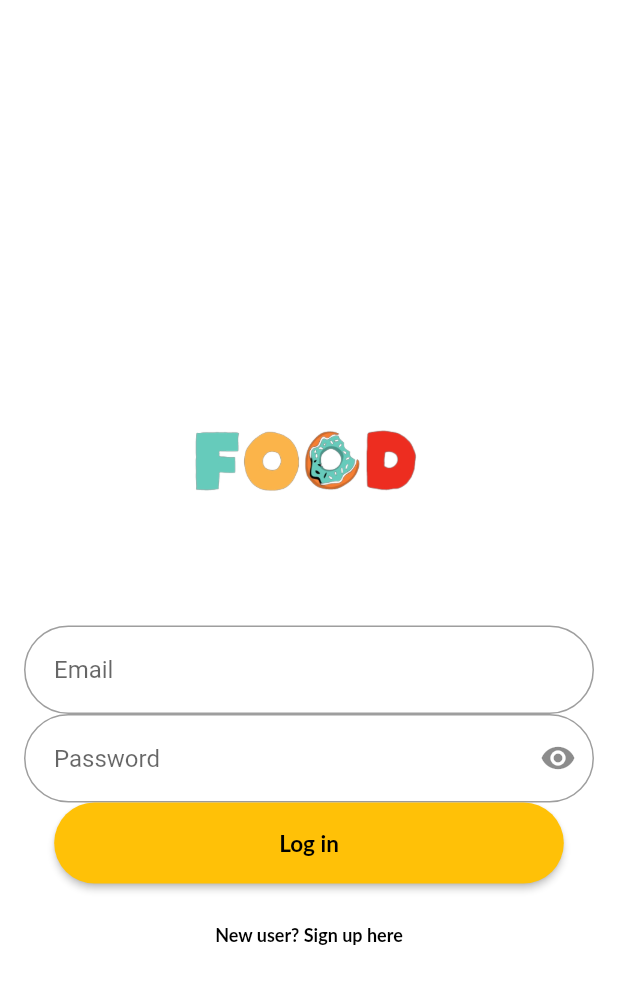
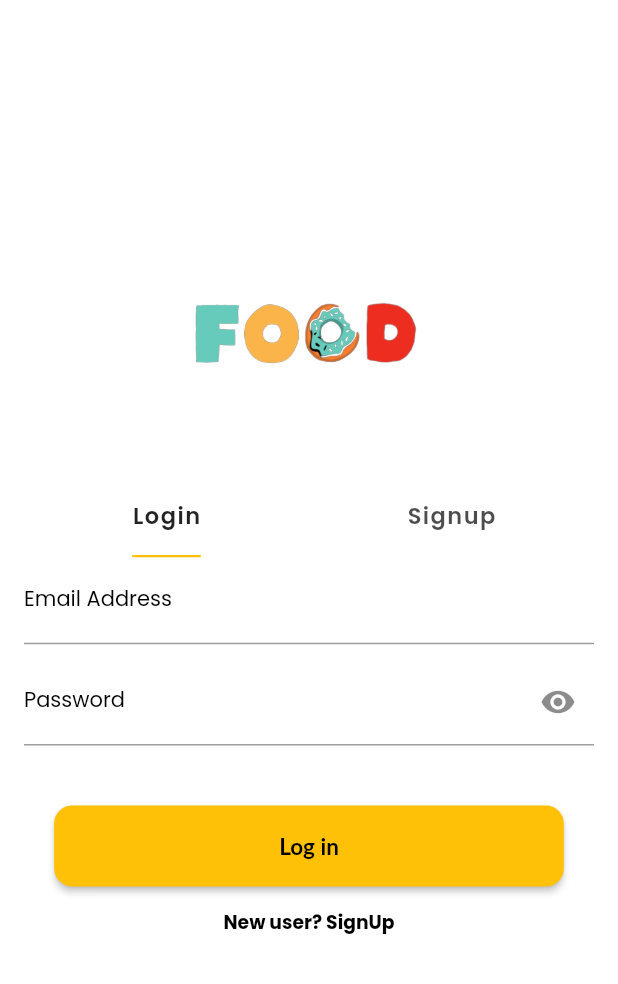
Before and after one commit to swayamshreemohanty/food_delivery_demo, a Flutter app: the screen it shows after launch, on a phone screen of 412 x 824 dp. Shown: the top 984 px of the screen. Run offline on Flutter 3.47's test engine with Material 2 defaults, Android fonts, the phone set to English and light mode, and no system bars; our stand-ins replace equatable, firebase_auth, firebase_core, flutter_bloc, flutter_screenutil, google_fonts and 1 more; accounts and stored records are empty; Roboto replaces fonts that are missing (Lato).

Commit message:
tab bar added

```diff
--- a/lib/authentication/widget/auth_card.dart
+++ b/lib/authentication/widget/auth_card.dart
@@ -1,8 +1,11 @@
+// ignore_for_file: public_member_api_docs, sort_constructors_first
 // ignore_for_file: use_build_context_synchronously
 import 'package:flutter/material.dart';
 import 'package:flutter/services.dart';
 import 'package:flutter_bloc/flutter_bloc.dart';
 import 'package:flutter_screenutil/flutter_screenutil.dart';
+import 'package:google_fonts/google_fonts.dart';
+
 import 'package:food_delivery/authentication/logic/login/login_bloc.dart';
 import 'package:food_delivery/utility/enums.dart';
 import 'package:food_delivery/utility/loading_indicator.dart';
@@ -18,12 +21,10 @@ class AuthCard extends StatefulWidget {
 
 class _AuthCardState extends State<AuthCard>
     with SingleTickerProviderStateMixin {
-  TextStyle defaultStyle = TextStyle(color: Colors.grey, fontSize: 12.sp);
-  TextStyle linkStyle = const TextStyle(color: Colors.blue);
   final GlobalKey<FormState> _formKey = GlobalKey();
   final _userEmailController = TextEditingController();
   final _passwordController = TextEditingController();
-
+  late TabController _tabController;
   AuthMode _authMode = AuthMode.login;
   var _showPassword = false;
   var _showConfirmPassword = false;
@@ -40,14 +41,6 @@ class _AuthCardState extends State<AuthCard>
       _showConfirmPassword = !_showConfirmPassword;
     });
     return _showConfirmPassword;
-  }
-
-  @override
-  void dispose() {
-    _userEmailController.dispose();
-    _passwordController.dispose();
-
-    super.dispose();
   }
 
   Future<void> _submit() async {
@@ -71,28 +64,25 @@ class _AuthCardState extends State<AuthCard>
   }
 
   void _switchAuthMode() {
-    if (_authMode == AuthMode.login) {
-      setState(() {
-        _authMode = AuthMode.signup;
-      });
-    } else {
-      setState(() {
-        _authMode = AuthMode.login;
-      });
-    }
+    _tabController.animateTo(_authMode == AuthMode.login ? 1 : 0);
   }
 
-  userEmail() => TextFormField(
+  TextStyle textFieldTextStyle = GoogleFonts.poppins(
+    textStyle: TextStyle(
+      fontWeight: FontWeight.w400,
+      fontSize: 14.sp,
+      color: Colors.black,
+    ),
+  );
+
+  TextFormField userEmail() => TextFormField(
         key: const ValueKey('Email'),
         controller: _userEmailController,
         autofillHints: const [AutofillHints.email],
         textInputAction: TextInputAction.next,
         decoration: InputDecoration(
-          hintText: 'Email',
-          contentPadding: const EdgeInsets.fromLTRB(20.0, 20.0, 20.0, 20.0),
-          border: OutlineInputBorder(
-            borderRadius: BorderRadius.circular(32.0),
-          ),
+          labelText: 'Email Address',
+          labelStyle: textFieldTextStyle,
         ),
         cursorColor: Colors.black,
         keyboardType: TextInputType.emailAddress,
@@ -108,23 +98,20 @@ class _AuthCardState extends State<AuthCard>
           _userEmailController.text = value!.trim();
         },
       );
-  password() => TextFormField(
+  TextFormField password() => TextFormField(
         key: const ValueKey('Password'),
         autofillHints: const [AutofillHints.password],
         textInputAction: TextInputAction.done,
         controller: _passwordController,
         autofocus: false,
         decoration: InputDecoration(
-          contentPadding: const EdgeInsets.fromLTRB(20.0, 20.0, 20.0, 20.0),
-          hintText: 'Password',
+          labelText: 'Password',
+          labelStyle: textFieldTextStyle,
           suffixIcon: IconButton(
             onPressed: showPassword,
             icon: _showPassword
                 ? const Icon(Icons.visibility_off)
                 : const Icon(Icons.visibility),
-          ),
-          border: OutlineInputBorder(
-            borderRadius: BorderRadius.circular(32.0),
           ),
         ),
         cursorColor: Colors.black,
@@ -141,21 +128,18 @@ class _AuthCardState extends State<AuthCard>
           _passwordController.text = value!.trim();
         },
       );
-  confirmPassword() => TextFormField(
+  TextFormField confirmPassword() => TextFormField(
         key: const ValueKey('Confirm password'),
         enabled: _authMode == AuthMode.signup,
         textInputAction: TextInputAction.next,
         decoration: InputDecoration(
-          hintText: 'Confirm password',
-          contentPadding: const EdgeInsets.fromLTRB(20.0, 20.0, 20.0, 20.0),
+          labelText: 'Confirm password',
+          labelStyle: textFieldTextStyle,
           suffixIcon: IconButton(
             onPressed: showConfirmPassword,
             icon: _showConfirmPassword
                 ? const Icon(Icons.visibility_off)
                 : const Icon(Icons.visibility),
-          ),
-          border: OutlineInputBorder(
-            borderRadius: BorderRadius.circular(32.0),
           ),
         ),
         cursorColor: Colors.black,
@@ -181,16 +165,11 @@ class _AuthCardState extends State<AuthCard>
           )),
           shape: MaterialStateProperty.all(
             RoundedRectangleBorder(
-              borderRadius: BorderRadius.circular(30.r),
+              borderRadius: BorderRadius.circular(12.r),
             ),
           ),
-          // backgroundColor:
-          //     MaterialStateProperty.all(UiColors.logInButtonBackground),
-          // foregroundColor:
-          //     MaterialStateProperty.all(UiColors.logInButtonForeground),
           textStyle: MaterialStateProperty.all(TextStyle(
             fontWeight: FontWeight.w700,
-            // fontSize: authTextresponsiveFontSize(currentFontSize: 16),
             fontSize: 15.sp,
             fontFamily: 'Lato',
           )),
@@ -207,29 +186,185 @@ class _AuthCardState extends State<AuthCard>
             padding: MaterialStateProperty.all(
               EdgeInsets.symmetric(horizontal: 30.w, vertical: 6.h),
             ),
-          textStyle: MaterialStateProperty.all(TextStyle(
-            fontSize: 12.sp,
+            textStyle: MaterialStateProperty.all(
+              GoogleFonts.poppins(
+                  textStyle: TextStyle(
+                fontSize: 12.5.sp,
                 fontWeight: FontWeight.w700,
-            fontFamily: 'Lato',
               )),
-        ),
+            )),
         child: Text(
           _authMode == AuthMode.login
-              ? 'New user? Sign up here'
+              ? 'New user? SignUp'
               : 'I have already an account',
         ),
       );
+
+  void _setActiveTabIndex() {
+    setState(() {
+      _authMode = _tabController.index == 0 ? AuthMode.login : AuthMode.signup;
+    });
+  }
+
+  @override
+  void initState() {
+    _tabController = TabController(length: 2, vsync: this);
+    _tabController.addListener(_setActiveTabIndex);
+
+    super.initState();
+  }
+
+  @override
+  void dispose() {
+    _userEmailController.dispose();
+    _passwordController.dispose();
+    _tabController.dispose();
+
+    super.dispose();
+  }
+
   @override
   Widget build(BuildContext context) {
     return Form(
       key: _formKey,
-      child: Column(
-        mainAxisAlignment: MainAxisAlignment.center,
-        children: <Widget>[
-          userEmail(),
-          password(),
-          if (_authMode == AuthMode.signup) confirmPassword(),
-          BlocConsumer<LoginBloc, LoginState>(
+      child: SizedBox(
+        height: 400.h,
+        child: Scaffold(
+          backgroundColor: Colors.transparent,
+          appBar: PreferredSize(
+            preferredSize: Size.fromHeight(40.h),
+            child: AppBar(
+              elevation: 0,
+              automaticallyImplyLeading: false,
+              backgroundColor: Colors.transparent,
+              flexibleSpace: TabBar(
+                controller: _tabController,
+                indicatorSize: TabBarIndicatorSize.label,
+                indicatorWeight: 1.5,
+                tabs: [
+                  Padding(
+                    padding: EdgeInsets.only(bottom: 15.h),
+                    child: Text(
+                      'Login',
+                      style: GoogleFonts.poppins(
+                        letterSpacing: 1.0,
+                        fontSize: 15.sp,
+                        fontWeight: FontWeight.w600,
+                      ),
+                    ),
+                  ),
+                  Padding(
+                    padding: EdgeInsets.only(bottom: 15.h),
+                    child: Text(
+                      'Signup',
+                      style: GoogleFonts.poppins(
+                        letterSpacing: 1.0,
+                        fontSize: 15.sp,
+                        fontWeight: FontWeight.w600,
+                      ),
+                    ),
+                  ),
+                ],
+              ),
+            ),
+          ),
+          body: TabBarView(
+            controller: _tabController,
+            children: [
+              LoginWidgets(
+                userEmailTextField: userEmail(),
+                userPasswordTextField: password(),
+                submitButton: submitButton(),
+                authSwitch: authSwtich(),
+              ),
+              SignInWidgets(
+                userEmailTextField: userEmail(),
+                userPasswordTextField: password(),
+                userConfirmPasswordTextField: confirmPassword(),
+                submitButton: submitButton(),
+                authSwitch: authSwtich(),
+              ),
+            ],
+          ),
+        ),
+      ),
+    );
+  }
+}
+
+class LoginWidgets extends StatelessWidget {
+  final TextFormField userEmailTextField;
+  final TextFormField userPasswordTextField;
+  final Widget submitButton;
+  final Widget authSwitch;
+
+  const LoginWidgets({
+    Key? key,
+    required this.userEmailTextField,
+    required this.userPasswordTextField,
+    required this.submitButton,
+    required this.authSwitch,
+  }) : super(key: key);
+
+  @override
+  Widget build(BuildContext context) => ListView(
+        children: [
+          userEmailTextField,
+          SizedBox(height: 10.h),
+          userPasswordTextField,
+          SizedBox(height: 40.h),
+          SubmitButtonBuilder(
+            submitButton: submitButton,
+            authSwitch: authSwitch,
+          ),
+        ],
+      );
+}
+
+class SignInWidgets extends StatelessWidget {
+  final TextFormField userEmailTextField;
+  final TextFormField userPasswordTextField;
+  final TextFormField userConfirmPasswordTextField;
+  final Widget submitButton;
+  final Widget authSwitch;
+  const SignInWidgets({
+    Key? key,
+    required this.userEmailTextField,
+    required this.userPasswordTextField,
+    required this.userConfirmPasswordTextField,
+    required this.submitButton,
+    required this.authSwitch,
+  }) : super(key: key);
+
+  @override
+  Widget build(BuildContext context) => ListView(
+        children: [
+          userEmailTextField,
+          SizedBox(height: 10.h),
+          userPasswordTextField,
+          SizedBox(height: 10.h),
+          userConfirmPasswordTextField,
+          SizedBox(height: 40.h),
+          SubmitButtonBuilder(
+            submitButton: submitButton,
+            authSwitch: authSwitch,
+          ),
+        ],
+      );
+}
+
+class SubmitButtonBuilder extends StatelessWidget {
+  final Widget submitButton;
+  final Widget authSwitch;
+  const SubmitButtonBuilder({
+    Key? key,
+    required this.submitButton,
+    required this.authSwitch,
+  }) : super(key: key);
+
+  @override
+  Widget build(BuildContext context) {
+    return BlocConsumer<LoginBloc, LoginState>(
       listener: (context, state) {
         if (state is LoginFailure) {
           showDialog(
@@ -266,17 +401,11 @@ class _AuthCardState extends State<AuthCard>
           return Column(children: const [LoadingIndicator()]);
         } else {
           return Column(children: [
-                  submitButton(),
-                  Padding(
-                    padding: EdgeInsets.only(top: 10.h),
-                    child: authSwtich(),
-                  ),
+            submitButton,
+            authSwitch,
           ]);
         }
       },
-          ),
-        ],
-      ),
     );
   }
 }
```
Lines whose indentation alone changed are shown as unchanged.
